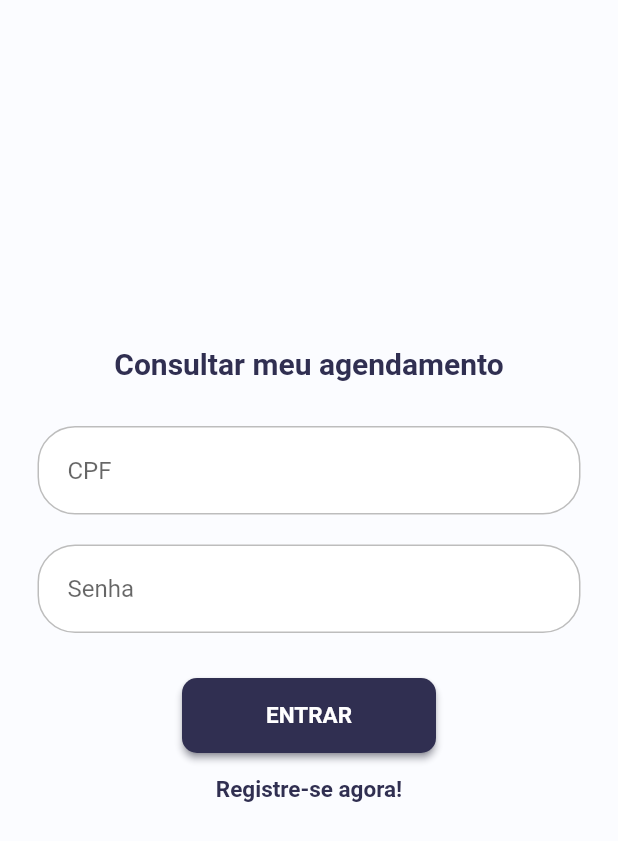
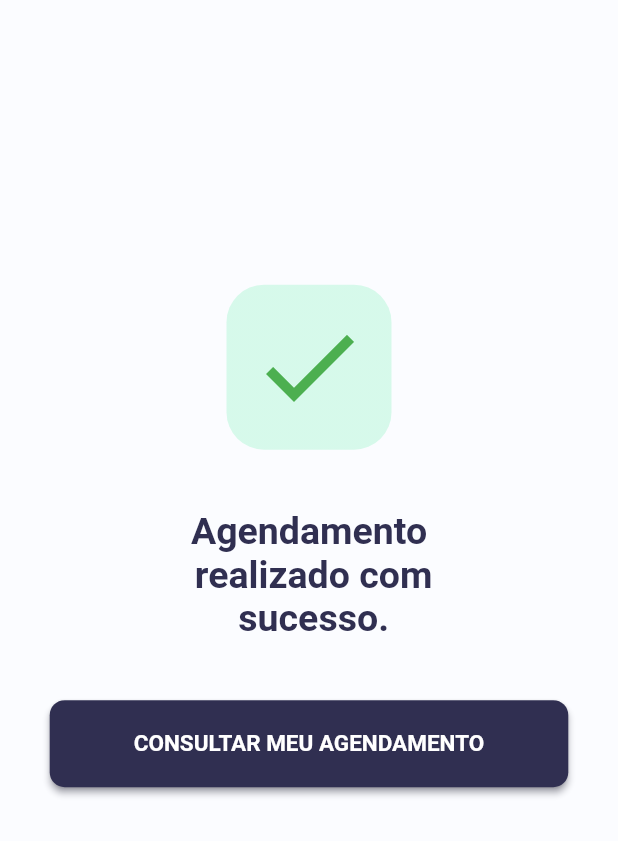
Before and after one commit to LeonCarraro/agendamento-vacina-flutter, a Flutter app: the SchedulePage screen opened directly with empty values, after a tap on the "arrow forward ios" icon, on a phone screen of 412 x 824 dp. Shown: the top 841 px of the screen. Run offline on Flutter 3.47's test engine with Material 2 defaults, Android fonts, the phone set to English and light mode, and no system bars; our stand-ins replace brasil_fields; missing offline and left inert: cpf_cnpj_validator.

Commit message:
criação da pagina de agendamento realizado com sucesso

```diff
--- a/lib/pages/home_page.dart
+++ b/lib/pages/home_page.dart
@@ -64,9 +64,9 @@ class _HomePageState extends State<HomePage> {
               Text(
                 "Consultar meu agendamento",
                 style: TextStyle(
-                fontSize: 20,
-                color: AppColor.homePageTitle,
-                fontWeight: FontWeight.w700
+                  fontSize: 20,
+                  color: AppColor.homePageTitle,
+                  fontWeight: FontWeight.w700
                 ),
               ),
               SizedBox(height: 30,),
--- a/lib/pages/schedule_page.dart
+++ b/lib/pages/schedule_page.dart
@@ -5,7 +5,7 @@ import 'package:flutter/services.dart';
 
 import 'package:agendamento_vacina/utils/colors.dart';
 import 'package:agendamento_vacina/pages/health_posts_page.dart';
-import 'package:agendamento_vacina/pages/home_page.dart';
+import 'package:agendamento_vacina/pages/success_sheduling_page.dart';
 import 'package:agendamento_vacina/widgets/back.dart' as CustomWidget;
 import 'package:agendamento_vacina/widgets/step.dart' as CustomWidget;
 import 'package:agendamento_vacina/widgets/page_title.dart' as CustomWidget;
@@ -29,7 +29,7 @@ class _SchedulePageState extends State<SchedulePage> {
         return json.decode(response);
       });
 
-    HomePage schedule(int scheduleId) {
+    SuccessSchedulingPage schedule(int scheduleId) {
       /*try {
         final response = await http.post("http://192.168.100.8:8080/v1/api/login", body: loginModel.toJson(), headers: {
           "Accept": "application/json; charset=utf-8",
@@ -49,7 +49,7 @@ class _SchedulePageState extends State<SchedulePage> {
         });
       }*/
 
-      return HomePage();
+      return SuccessSchedulingPage();
     }
 
   @override
--- /dev/null
+++ b/lib/pages/success_sheduling_page.dart
@@ -0,0 +1,92 @@
+import 'package:flutter/material.dart';
+
+import 'package:agendamento_vacina/utils/colors.dart';
+import 'package:agendamento_vacina/utils/theme.dart';
+import 'package:agendamento_vacina/pages/home_page.dart';
+
+class SuccessSchedulingPage extends StatefulWidget {
+  SuccessSchedulingPage({Key key}) : super(key: key);
+
+  @override
+  _SuccessSchedulingPageState createState() => _SuccessSchedulingPageState();
+}
+
+class _SuccessSchedulingPageState extends State<SuccessSchedulingPage> {
+  @override
+  Widget build(BuildContext context) {
+    return Scaffold(
+      backgroundColor: AppColor.homePageBackground,
+      body: SingleChildScrollView(
+        child: Container(
+          padding: EdgeInsets.only(top: 25, left: 25, right: 25,),
+          child: Column(
+            children: [
+              Container(
+                width: MediaQuery.of(context).size.width,
+                height: MediaQuery.of(context).size.height * 0.2,
+              ),
+              Stack(
+                children: [
+                  Container(
+                    width: 110,
+                    height: 110,
+                    decoration: BoxDecoration(
+                      gradient: LinearGradient(
+                        colors: [
+                          AppColor.backgroundIconBox.withOpacity(0.25),
+                          AppColor.backgroundIconBox.withOpacity(0.25),
+                        ],
+                        begin: Alignment.topLeft,
+                        end: Alignment.bottomRight
+                      ),
+                      borderRadius: BorderRadius.all(
+                        Radius.circular(25)
+                      )
+                    ),
+                    child:
+                  Icon(
+                    Icons.check,
+                    size: 80,
+                    color: AppColor.defaultIcon,
+                  ),
+                  ),
+                ],
+              ),
+              SizedBox(height: 40,),
+              Text(
+                "Agendamento\n realizado com\n sucesso.",
+                textAlign: TextAlign.center,
+                style: TextStyle(
+                  fontSize: 25,
+                  color: AppColor.homePageTitle,
+                  fontWeight: FontWeight.w700
+                ),
+              ),
+              SizedBox(height: 40,),
+              Container(
+                child: ElevatedButton(
+                  style: AppTheme().buttonStyle(),
+                  child: Padding(
+                    padding: const EdgeInsets.fromLTRB(40, 20, 40, 20),
+                    child: Text(
+                      "Consultar meu agendamento".toUpperCase(),
+                      textAlign: TextAlign.center,
+                      style: TextStyle(
+                        fontSize: 15,
+                        fontWeight: FontWeight.w600,
+                        color: Colors.white,
+                      ),
+                    ),
+                  ),
+                  onPressed: () => {
+                    Navigator.of(context).push(MaterialPageRoute(builder: (context) => HomePage()))
+                  }
+                ),
+              ),
+            ]
+          )
+        )
+      )
+    );
+  }
+}
--- a/lib/utils/colors.dart
+++ b/lib/utils/colors.dart
@@ -22,4 +22,6 @@ class AppColor{
   static Color setsColor = const Color(0xFF9999a9);
   static Color circuitsColor = const Color(0xFF2f2f51);
   static Color error = Colors.redAccent;
+  static Color defaultIcon = Colors.green;
+  static Color backgroundIconBox = Colors.greenAccent;
 }
```
